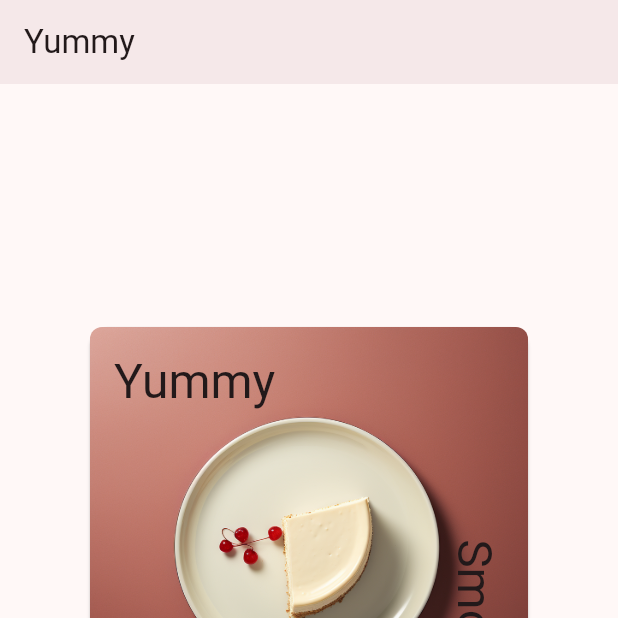
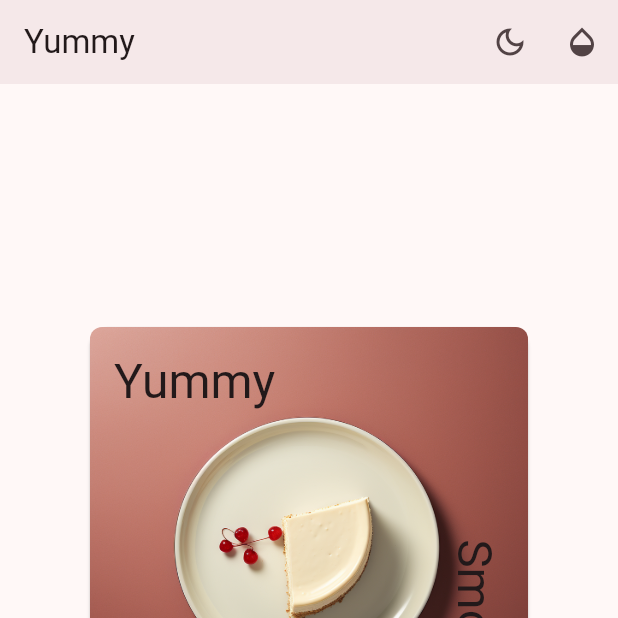
Before and after one commit to LieonShelly/FlutterApp, a Flutter app: the screen it shows after launch, on a phone screen of 412 x 824 dp, the top half of it. Run offline on Flutter 3.47's test engine with Material 3 defaults, Android fonts, the phone set to English and light mode, and no system bars.

Commit message:
Add basic uI

```diff
--- /dev/null
+++ b/basic_widgets/lib/components/color_button.dart
@@ -0,0 +1,48 @@
+import 'package:basic_widgets/constants.dart';
+import 'package:flutter/material.dart';
+
+class ColorButton extends StatelessWidget {
+  const ColorButton({
+    super.key,
+    required this.changeColor,
+    required this.colorSelected,
+  });
+
+  final Function(int) changeColor;
+  final ColorSelection colorSelected;
+
+  @override
+  Widget build(BuildContext context) {
+    return PopupMenuButton(
+      icon: Icon(
+        Icons.opacity_outlined,
+        color: Theme.of(context).colorScheme.onSurfaceVariant,
+      ),
+      itemBuilder: (context) {
+        return List.generate(ColorSelection.values.length, (index) {
+          final currentColor = ColorSelection.values[index];
+          return PopupMenuItem(
+            value: index,
+            enabled: currentColor != colorSelected,
+            child: Wrap(
+              children: [
+                Padding(
+                  padding: const EdgeInsets.only(left: 10),
+                  child: Icon(
+                    Icons.open_with_outlined,
+                    color: currentColor.color,
+                  ),
+                ),
+                Padding(
+                  padding: const EdgeInsets.only(left: 20),
+                  child: Text(currentColor.label),
+                ),
+              ],
+            ),
+          );
+        });
+      },
+      onSelected: changeColor,
+    );
+  }
+}
--- /dev/null
+++ b/basic_widgets/lib/components/theme_button.dart
@@ -0,0 +1,18 @@
+import 'package:flutter/material.dart';
+
+class ThemeButton extends StatelessWidget {
+  const ThemeButton({super.key, required this.changeThemeMode});
+
+  final Function changeThemeMode;
+
+  @override
+  Widget build(BuildContext context) {
+    final isBright = Theme.of(context).brightness == Brightness.light;
+    return IconButton(
+      onPressed: () => changeThemeMode(!isBright),
+      icon: isBright
+          ? const Icon(Icons.dark_mode_outlined)
+          : const Icon(Icons.light_mode_outlined),
+    );
+  }
+}
--- a/basic_widgets/lib/home.dart
+++ b/basic_widgets/lib/home.dart
@@ -1,3 +1,4 @@
+import 'package:basic_widgets/components/color_button.dart';
 import 'package:basic_widgets/components/post_card.dart';
 import 'package:basic_widgets/constants.dart';
 import 'package:basic_widgets/models/food_category.dart';
@@ -5,6 +6,7 @@ import 'package:basic_widgets/models/models.dart';
 import 'package:flutter/material.dart';
 import 'components/category_card.dart';
 import 'components/restaurant_landscape_card.dart';
+import 'components/theme_button.dart';
 
 class Home extends StatefulWidget {
   const Home({
@@ -73,7 +75,13 @@ class _HomeState extends State<Home> {
         title: Text(widget.appTitle),
         elevation: 4,
         backgroundColor: Theme.of(context).colorScheme.surface,
-        actions: [],
+        actions: [
+          ThemeButton(changeThemeMode: widget.changeTheme),
+          ColorButton(
+            changeColor: widget.changeColor,
+            colorSelected: widget.colorSelected,
+          ),
+        ],
       ),
       body: IndexedStack(index: tab, children: pages),
       bottomNavigationBar: NavigationBar(
```
